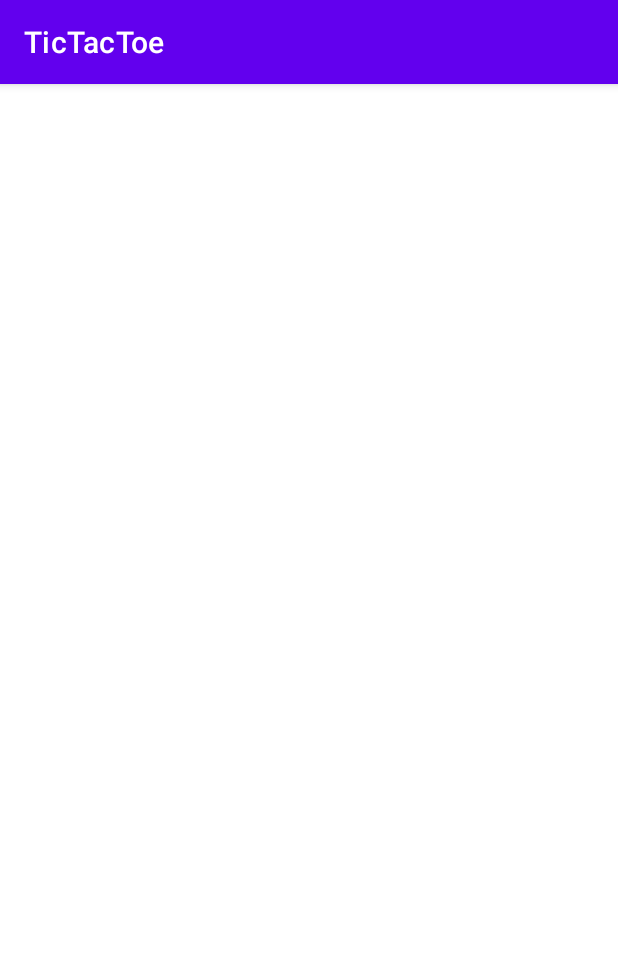
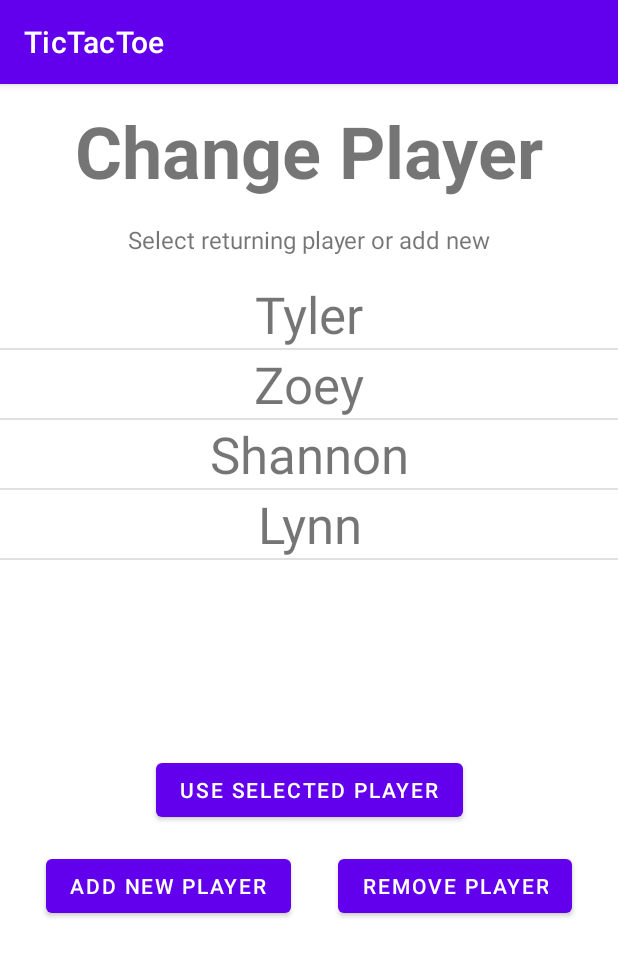
Before and after one commit to tylerbfink/TicTacToe, an Android app: the ChangePlayer screen opened directly, with no data from a screen before it, on a phone screen of 412 x 824 dp. Shown: the top 956 px of the screen. Run offline under Robolectric (Android 15) with nearby library versions, the phone set to English and light mode, and no system bars.

Commit message:
-still working on alertDialog

```diff
--- a/app/src/main/java/com/example/tictactoe/ChangePlayer.java
+++ b/app/src/main/java/com/example/tictactoe/ChangePlayer.java
@@ -2,28 +2,115 @@ package com.example.tictactoe;
 
 import androidx.appcompat.app.AppCompatActivity;
 
+import android.app.AlertDialog;
+import android.app.Dialog;
+import android.content.DialogInterface;
 import android.content.Intent;
 import android.os.Bundle;
+import android.view.View;
+import android.view.ViewGroup;
+import android.widget.Button;
+import android.widget.EditText;
+import android.widget.ListView;
+import android.widget.Toast;
 
 import java.io.FileNotFoundException;
 import java.io.FileOutputStream;
 import java.io.IOException;
 import java.text.SimpleDateFormat;
+import java.util.ArrayList;
 import java.util.Date;
 
 public class ChangePlayer extends AppCompatActivity {
 
     private final String SAVED_PLAYER = "SavedPlayer.txt";
 
-    String name = "Tyler";
+    String newName;
     int wins = 0;
     int playedGames = 0;
     String lastPlayedGame;
+
+    ArrayList<PlayerInfo> playerListArray = new ArrayList<PlayerInfo>();
+
+    Button add_player;
+    Button remove_player;
+    AlertDialog.Builder deleteAlert;
+    AlertDialog.Builder addPlayerAlert;
+
+
 
     @Override
     protected void onCreate(Bundle savedInstanceState) {
         super.onCreate(savedInstanceState);
         setContentView(R.layout.activity_change_player);
+
+        PlayerInfo Tyler = new PlayerInfo("Tyler");
+        PlayerInfo Zoey = new PlayerInfo("Zoey");
+        PlayerInfo Shannon = new PlayerInfo("Shannon");
+        PlayerInfo Lynn = new PlayerInfo("Lynn");
+        playerListArray.add(Tyler);
+        playerListArray.add(Zoey);
+        playerListArray.add(Shannon);
+        playerListArray.add(Lynn);
+
+        ListView playerListView = findViewById(R.id.existing_player_list);
+        PlayerNamesAdapter adapter = new PlayerNamesAdapter(this, playerListArray);
+        playerListView.setAdapter(adapter);
+
+        addPlayerAlert = new AlertDialog.Builder(this);
+        add_player = (Button) findViewById(R.id.add_player);
+
+        final EditText new_player_edittext = (EditText) findViewById(R.id.name_edittext);
+        final View nameView = getLayoutInflater().inflate(R.layout.name_adder,null);
+
+        add_player.setOnClickListener(new View.OnClickListener() {
+            @Override
+            public void onClick(View v) {
+
+                addPlayerAlert.setMessage("Enter New Player Name");
+                addPlayerAlert.setView(nameView)
+                        .setPositiveButton("Add Player", new DialogInterface.OnClickListener() {
+                            @Override
+                            public void onClick(DialogInterface dialog, int id) {
+                                newName = new_player_edittext.getText().toString();
+                                Toast.makeText(getApplicationContext(),
+                                        "Welcome", Toast.LENGTH_SHORT).show();
+                            }
+                        })
+
+                        .setNegativeButton("Cancel", new DialogInterface.OnClickListener() {
+                            public void onClick(DialogInterface dialog, int id) {
+                                dialog.cancel();
+                            }
+                        });
+                addPlayerAlert.show();
+            }
+        });
+
+        deleteAlert = new AlertDialog.Builder(this);
+        remove_player = (Button) findViewById(R.id.remove_player);
+        remove_player.setOnClickListener(new View.OnClickListener() {
+            @Override
+            public void onClick(View v) {
+                deleteAlert.setMessage(R.string.confirm_sure)
+                        .setPositiveButton("Yes", new DialogInterface.OnClickListener() {
+                            public void onClick(DialogInterface dialog, int id) {
+                                Toast.makeText(getApplicationContext(),"need to delete player",
+                                        Toast.LENGTH_SHORT).show();
+                                dialog.cancel();
+                            }
+                        })
+                        .setNegativeButton("No", new DialogInterface.OnClickListener() {
+                            public void onClick(DialogInterface dialog, int id) {
+                                dialog.cancel();
+                            }
+                        });
+
+                deleteAlert.create();
+                //alert.setTitle(R.string.confirm_delete);
+                deleteAlert.show();
+            }
+        });
     }
 
     @Override
@@ -44,7 +131,7 @@ public class ChangePlayer extends AppCompatActivity {
             SimpleDateFormat dateFormat = new SimpleDateFormat(pattern);
             lastPlayedGame = dateFormat.format(new Date());
 
-            String saveInfo = name + "," + wins + "," + playedGames + "," + lastPlayedGame;
+            String saveInfo = newName + "," + wins + "," + playedGames + "," + lastPlayedGame;
 
             fos.write(saveInfo.getBytes());
             fos.close();
--- /dev/null
+++ b/app/src/main/java/com/example/tictactoe/PlayerNamesAdapter.java
@@ -0,0 +1,33 @@
+package com.example.tictactoe;
+
+import android.content.Context;
+import android.view.LayoutInflater;
+import android.view.View;
+import android.view.ViewGroup;
+import android.widget.ArrayAdapter;
+import android.widget.TextView;
+
+import java.util.ArrayList;
+
+public class PlayerNamesAdapter extends ArrayAdapter<PlayerInfo> {
+    public PlayerNamesAdapter(Context context, ArrayList<PlayerInfo> playerData) {
+        super(context, 0, playerData);
+    }
+
+    @Override
+    public View getView(int position, View convertView, ViewGroup parent) {
+
+        //get player from array
+        PlayerInfo player = getItem(position);
+
+        // inflate view
+        if (convertView == null) {
+            convertView = LayoutInflater.from(getContext()).inflate(R.layout.change_player_view, parent, false);
+        }
+
+        TextView playerName = (TextView) convertView.findViewById(R.id.change_player_name);
+        playerName.setText(player.name);
+
+        return convertView;
+    }
+}
--- a/app/src/main/java/com/example/tictactoe/Standings.java
+++ b/app/src/main/java/com/example/tictactoe/Standings.java
@@ -41,14 +41,9 @@ public class Standings extends AppCompatActivity {
         Tyler.setWins(2);
         Tyler.setLastPlayedGame(date);
 
-
         ListView standingsListView = findViewById(R.id.standings_listView);
-
         PlayerStandingsAdapter adapter = new PlayerStandingsAdapter(this, playerListArray);
-
         standingsListView.setAdapter(adapter);
-
-
     }
 
     @Override
--- a/app/src/main/res/layout/activity_change_player.xml
+++ b/app/src/main/res/layout/activity_change_player.xml
@@ -6,4 +6,69 @@
     android:layout_height="match_parent"
     tools:context=".ChangePlayer">
 
+    <TextView
+        android:id="@+id/title_change_player"
+        android:layout_width="wrap_content"
+        android:layout_height="wrap_content"
+        android:layout_marginTop="12dp"
+        android:text="@string/change_player"
+        android:textSize="48sp"
+        android:textStyle="bold"
+        app:layout_constraintEnd_toEndOf="parent"
+        app:layout_constraintStart_toStartOf="parent"
+        app:layout_constraintTop_toTopOf="parent" />
+
+    <ListView
+        android:id="@+id/existing_player_list"
+        android:layout_width="0dp"
+        android:layout_height="300dp"
+        android:layout_marginTop="16dp"
+        android:choiceMode="singleChoice"
+        android:listSelector="@android:color/darker_gray"
+        app:layout_constraintEnd_toEndOf="parent"
+        app:layout_constraintStart_toStartOf="parent"
+        app:layout_constraintTop_toBottomOf="@+id/page_info_text" />
+
+    <Button
+        android:id="@+id/add_player"
+        android:layout_width="wrap_content"
+        android:layout_height="wrap_content"
+        android:layout_marginTop="16dp"
+        android:text="@string/add_player"
+        app:layout_constraintEnd_toStartOf="@+id/remove_player"
+        app:layout_constraintHorizontal_bias="0.5"
+        app:layout_constraintStart_toStartOf="parent"
+        app:layout_constraintTop_toBottomOf="@+id/use_selected" />
+
+    <Button
+        android:id="@+id/remove_player"
+        android:layout_width="wrap_content"
+        android:layout_height="wrap_content"
+        android:text="@string/remove_player"
+        app:layout_constraintEnd_toEndOf="parent"
+        app:layout_constraintHorizontal_bias="0.5"
+        app:layout_constraintStart_toEndOf="@+id/add_player"
+        app:layout_constraintTop_toTopOf="@+id/add_player" />
+
+    <Button
+        android:id="@+id/use_selected"
+        android:layout_width="wrap_content"
+        android:layout_height="wrap_content"
+        android:layout_marginTop="16dp"
+        android:text="@string/use_player"
+        app:layout_constraintEnd_toEndOf="parent"
+        app:layout_constraintStart_toStartOf="parent"
+        app:layout_constraintTop_toBottomOf="@+id/existing_player_list" />
+
+    <TextView
+        android:id="@+id/page_info_text"
+        android:layout_width="wrap_content"
+        android:layout_height="wrap_content"
+        android:layout_marginTop="16dp"
+        android:text="@string/select_or_add"
+        android:textSize="16sp"
+        app:layout_constraintEnd_toEndOf="parent"
+        app:layout_constraintStart_toStartOf="parent"
+        app:layout_constraintTop_toBottomOf="@+id/title_change_player" />
+
 </androidx.constraintlayout.widget.ConstraintLayout>
--- /dev/null
+++ b/app/src/main/res/layout/change_player_view.xml
@@ -0,0 +1,7 @@
+<?xml version="1.0" encoding="utf-8"?>
+<TextView xmlns:android="http://schemas.android.com/apk/res/android"
+    android:id="@+id/change_player_name"
+    android:layout_width="match_parent"
+    android:layout_height="wrap_content"
+    android:textAlignment="center"
+    android:textSize="34sp"></TextView>
--- /dev/null
+++ b/app/src/main/res/layout/name_adder.xml
@@ -0,0 +1,18 @@
+<?xml version="1.0" encoding="utf-8"?>
+<androidx.constraintlayout.widget.ConstraintLayout xmlns:android="http://schemas.android.com/apk/res/android"
+    xmlns:app="http://schemas.android.com/apk/res-auto"
+    xmlns:tools="http://schemas.android.com/tools"
+    android:layout_width="match_parent"
+    android:layout_height="match_parent">
+
+    <EditText
+        android:id="@+id/name_edittext"
+        android:layout_width="wrap_content"
+        android:layout_height="wrap_content"
+        android:ems="10"
+        android:inputType="textPersonName"
+        app:layout_constraintEnd_toEndOf="parent"
+        app:layout_constraintStart_toStartOf="parent"
+        app:layout_constraintTop_toTopOf="parent"
+        android:autofillHints="cc-given-name" />
+</androidx.constraintlayout.widget.ConstraintLayout>
--- a/app/src/main/res/values/strings.xml
+++ b/app/src/main/res/values/strings.xml
@@ -8,6 +8,16 @@
     <string name="heading_games_won">Games\nWon</string>
     <string name="heading_games_played">Games\nPlayed</string>
     <string name="heading_last_played">Date Last Game Played</string>
+    <string name="change_player">Change Player</string>
+    <string name="add_player">Add New Player</string>
+    <string name="remove_player">Remove Player</string>
+    <string name="use_player">Use Selected Player</string>
+    <string name="select_or_add">Select returning player or add new</string>
+    <string name="confirm_delete">Confirm delete</string>
+    <string name="confirm_sure">Confirm you want to delete selected player?</string>
+    <string name="name">Enter name</string>
+    <string name="ok">Add Player</string>
+    <string name="cancel">Cancel</string>
 
     <string-array name="main_menu_options">
         <item>Play Game</item>
```
